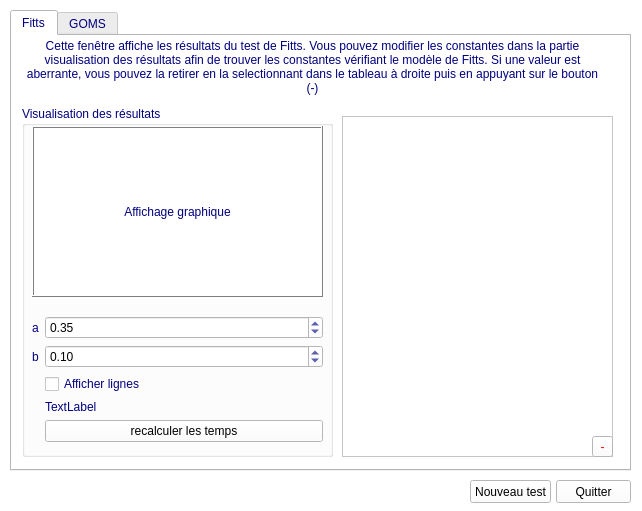
Old version of the form resultswindow.ui in the repository Anthex/GL40.
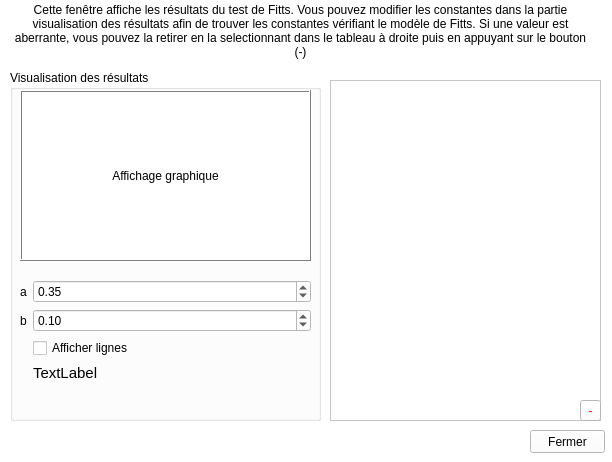
New version of the form. Custom widgets are drawn as their Qt base class.

```diff
--- a/resultswindow.ui
+++ b/resultswindow.ui
@@ -6,8 +6,8 @@
    <rect>
     <x>0</x>
     <y>0</y>
-    <width>642</width>
-    <height>511</height>
+    <width>612</width>
+    <height>462</height>
    </rect>
   </property>
   <property name="palette">
@@ -428,30 +428,110 @@
   <property name="windowTitle">
    <string>Fitts/Keystroke : Résultats</string>
   </property>
-  <widget class="QTabWidget" name="tabWidget">
+  <widget class="QPushButton" name="pushButton">
+   <property name="geometry">
+    <rect>
+     <x>530</x>
+     <y>430</y>
+     <width>75</width>
+     <height>23</height>
+    </rect>
+   </property>
+   <property name="palette">
+    <palette>
+     <active>
+      <colorrole role="WindowText">
+       <brush brushstyle="SolidPattern">
+        <color alpha="255">
+         <red>0</red>
+         <green>0</green>
+         <blue>0</blue>
+        </color>
+       </brush>
+      </colorrole>
+     </active>
+     <inactive>
+      <colorrole role="WindowText">
+       <brush brushstyle="SolidPattern">
+        <color alpha="255">
+         <red>0</red>
+         <green>0</green>
+         <blue>0</blue>
+        </color>
+       </brush>
+      </colorrole>
+     </inactive>
+     <disabled>
+      <colorrole role="WindowText">
+       <brush brushstyle="SolidPattern">
+        <color alpha="255">
+         <red>127</red>
+         <green>127</green>
+         <blue>127</blue>
+        </color>
+       </brush>
+      </colorrole>
+     </disabled>
+    </palette>
+   </property>
+   <property name="text">
+    <string>Fermer</string>
+   </property>
+  </widget>
+  <widget class="QLabel" name="label_5">
    <property name="geometry">
     <rect>
      <x>10</x>
-     <y>10</y>
-     <width>621</width>
-     <height>461</height>
+     <y>0</y>
+     <width>581</width>
+     <height>61</height>
     </rect>
    </property>
-   <property name="currentIndex">
-    <number>0</number>
+   <property name="palette">
+    <palette>
+     <active>
+      <colorrole role="WindowText">
+       <brush brushstyle="SolidPattern">
+        <color alpha="255">
+         <red>0</red>
+         <green>0</green>
+         <blue>0</blue>
+        </color>
+       </brush>
+      </colorrole>
+     </active>
+     <inactive>
+      <colorrole role="WindowText">
+       <brush brushstyle="SolidPattern">
+        <color alpha="255">
+         <red>0</red>
+         <green>0</green>
+         <blue>0</blue>
+        </color>
+       </brush>
+      </colorrole>
+     </inactive>
+     <disabled>
+      <colorrole role="WindowText">
+       <brush brushstyle="SolidPattern">
+        <color alpha="255">
+         <red>127</red>
+         <green>127</green>
+         <blue>127</blue>
+        </color>
+       </brush>
+      </colorrole>
+     </disabled>
+    </palette>
    </property>
-   <widget class="QWidget" name="tab">
-    <attribute name="title">
-     <string>Fitts</string>
-    </attribute>
-    <widget class="QListWidget" name="listWidget">
-     <property name="geometry">
-      <rect>
-       <x>330</x>
-       <y>80</y>
-       <width>271</width>
-       <height>341</height>
-      </rect>
+   <property name="text">
+    <string>Cette fenêtre affiche les résultats du test de Fitts. Vous pouvez modifier les constantes dans la partie visualisation des résultats afin de trouver les constantes vérifiant le modèle de Fitts. Si une valeur est aberrante, vous pouvez la retirer en la selectionnant dans le tableau à droite puis en appuyant sur le bouton (-)</string>
+   </property>
+   <property name="alignment">
+    <set>Qt::AlignCenter</set>
+   </property>
+   <property name="wordWrap">
+    <bool>true</bool>
      </property>
     </widget>
     <widget class="QGroupBox" name="groupBox">
@@ -463,6 +543,43 @@
        <height>351</height>
       </rect>
      </property>
+   <property name="palette">
+    <palette>
+     <active>
+      <colorrole role="WindowText">
+       <brush brushstyle="SolidPattern">
+        <color alpha="255">
+         <red>0</red>
+         <green>0</green>
+         <blue>0</blue>
+        </color>
+       </brush>
+      </colorrole>
+     </active>
+     <inactive>
+      <colorrole role="WindowText">
+       <brush brushstyle="SolidPattern">
+        <color alpha="255">
+         <red>0</red>
+         <green>0</green>
+         <blue>0</blue>
+        </color>
+       </brush>
+      </colorrole>
+     </inactive>
+     <disabled>
+      <colorrole role="WindowText">
+       <brush brushstyle="SolidPattern">
+        <color alpha="255">
+         <red>127</red>
+         <green>127</green>
+         <blue>127</blue>
+        </color>
+       </brush>
+      </colorrole>
+     </disabled>
+    </palette>
+   </property>
      <property name="title">
       <string>Visualisation des résultats</string>
      </property>
@@ -475,6 +592,43 @@
         <height>171</height>
        </rect>
       </property>
+    <property name="palette">
+     <palette>
+      <active>
+       <colorrole role="WindowText">
+        <brush brushstyle="SolidPattern">
+         <color alpha="255">
+          <red>0</red>
+          <green>0</green>
+          <blue>0</blue>
+         </color>
+        </brush>
+       </colorrole>
+      </active>
+      <inactive>
+       <colorrole role="WindowText">
+        <brush brushstyle="SolidPattern">
+         <color alpha="255">
+          <red>0</red>
+          <green>0</green>
+          <blue>0</blue>
+         </color>
+        </brush>
+       </colorrole>
+      </inactive>
+      <disabled>
+       <colorrole role="WindowText">
+        <brush brushstyle="SolidPattern">
+         <color alpha="255">
+          <red>127</red>
+          <green>127</green>
+          <blue>127</blue>
+         </color>
+        </brush>
+       </colorrole>
+      </disabled>
+     </palette>
+    </property>
       <property name="autoFillBackground">
        <bool>true</bool>
       </property>
@@ -503,9 +657,83 @@
         <height>129</height>
        </rect>
       </property>
+    <property name="palette">
+     <palette>
+      <active>
+       <colorrole role="WindowText">
+        <brush brushstyle="SolidPattern">
+         <color alpha="255">
+          <red>0</red>
+          <green>0</green>
+          <blue>0</blue>
+         </color>
+        </brush>
+       </colorrole>
+      </active>
+      <inactive>
+       <colorrole role="WindowText">
+        <brush brushstyle="SolidPattern">
+         <color alpha="255">
+          <red>0</red>
+          <green>0</green>
+          <blue>0</blue>
+         </color>
+        </brush>
+       </colorrole>
+      </inactive>
+      <disabled>
+       <colorrole role="WindowText">
+        <brush brushstyle="SolidPattern">
+         <color alpha="255">
+          <red>127</red>
+          <green>127</green>
+          <blue>127</blue>
+         </color>
+        </brush>
+       </colorrole>
+      </disabled>
+     </palette>
+    </property>
       <layout class="QFormLayout" name="formLayout">
        <item row="1" column="0">
         <widget class="QLabel" name="label_2">
+       <property name="palette">
+        <palette>
+         <active>
+          <colorrole role="WindowText">
+           <brush brushstyle="SolidPattern">
+            <color alpha="255">
+             <red>0</red>
+             <green>0</green>
+             <blue>0</blue>
+            </color>
+           </brush>
+          </colorrole>
+         </active>
+         <inactive>
+          <colorrole role="WindowText">
+           <brush brushstyle="SolidPattern">
+            <color alpha="255">
+             <red>0</red>
+             <green>0</green>
+             <blue>0</blue>
+            </color>
+           </brush>
+          </colorrole>
+         </inactive>
+         <disabled>
+          <colorrole role="WindowText">
+           <brush brushstyle="SolidPattern">
+            <color alpha="255">
+             <red>127</red>
+             <green>127</green>
+             <blue>127</blue>
+            </color>
+           </brush>
+          </colorrole>
+         </disabled>
+        </palette>
+       </property>
          <property name="text">
           <string>a</string>
          </property>
@@ -513,6 +741,43 @@
        </item>
        <item row="1" column="1">
         <widget class="QDoubleSpinBox" name="doubleSpinBox">
+       <property name="palette">
+        <palette>
+         <active>
+          <colorrole role="WindowText">
+           <brush brushstyle="SolidPattern">
+            <color alpha="255">
+             <red>0</red>
+             <green>0</green>
+             <blue>0</blue>
+            </color>
+           </brush>
+          </colorrole>
+         </active>
+         <inactive>
+          <colorrole role="WindowText">
+           <brush brushstyle="SolidPattern">
+            <color alpha="255">
+             <red>0</red>
+             <green>0</green>
+             <blue>0</blue>
+            </color>
+           </brush>
+          </colorrole>
+         </inactive>
+         <disabled>
+          <colorrole role="WindowText">
+           <brush brushstyle="SolidPattern">
+            <color alpha="255">
+             <red>127</red>
+             <green>127</green>
+             <blue>127</blue>
+            </color>
+           </brush>
+          </colorrole>
+         </disabled>
+        </palette>
+       </property>
          <property name="singleStep">
           <double>0.100000000000000</double>
          </property>
@@ -523,6 +788,43 @@
        </item>
        <item row="2" column="0">
         <widget class="QLabel" name="label_3">
+       <property name="palette">
+        <palette>
+         <active>
+          <colorrole role="WindowText">
+           <brush brushstyle="SolidPattern">
+            <color alpha="255">
+             <red>0</red>
+             <green>0</green>
+             <blue>0</blue>
+            </color>
+           </brush>
+          </colorrole>
+         </active>
+         <inactive>
+          <colorrole role="WindowText">
+           <brush brushstyle="SolidPattern">
+            <color alpha="255">
+             <red>0</red>
+             <green>0</green>
+             <blue>0</blue>
+            </color>
+           </brush>
+          </colorrole>
+         </inactive>
+         <disabled>
+          <colorrole role="WindowText">
+           <brush brushstyle="SolidPattern">
+            <color alpha="255">
+             <red>127</red>
+             <green>127</green>
+             <blue>127</blue>
+            </color>
+           </brush>
+          </colorrole>
+         </disabled>
+        </palette>
+       </property>
          <property name="text">
           <string>b</string>
          </property>
@@ -530,6 +832,43 @@
        </item>
        <item row="2" column="1">
         <widget class="QDoubleSpinBox" name="doubleSpinBox_2">
+       <property name="palette">
+        <palette>
+         <active>
+          <colorrole role="WindowText">
+           <brush brushstyle="SolidPattern">
+            <color alpha="255">
+             <red>0</red>
+             <green>0</green>
+             <blue>0</blue>
+            </color>
+           </brush>
+          </colorrole>
+         </active>
+         <inactive>
+          <colorrole role="WindowText">
+           <brush brushstyle="SolidPattern">
+            <color alpha="255">
+             <red>0</red>
+             <green>0</green>
+             <blue>0</blue>
+            </color>
+           </brush>
+          </colorrole>
+         </inactive>
+         <disabled>
+          <colorrole role="WindowText">
+           <brush brushstyle="SolidPattern">
+            <color alpha="255">
+             <red>127</red>
+             <green>127</green>
+             <blue>127</blue>
+            </color>
+           </brush>
+          </colorrole>
+         </disabled>
+        </palette>
+       </property>
          <property name="singleStep">
           <double>0.100000000000000</double>
          </property>
@@ -538,30 +877,149 @@
          </property>
         </widget>
        </item>
-       <item row="4" column="1">
-        <widget class="QLabel" name="label">
-         <property name="text">
-          <string>TextLabel</string>
-         </property>
-        </widget>
-       </item>
-       <item row="5" column="1">
-        <widget class="QPushButton" name="pushButton_3">
-         <property name="text">
-          <string>recalculer les temps</string>
-         </property>
-        </widget>
-       </item>
        <item row="3" column="1">
         <widget class="QCheckBox" name="checkBox">
+       <property name="palette">
+        <palette>
+         <active>
+          <colorrole role="WindowText">
+           <brush brushstyle="SolidPattern">
+            <color alpha="255">
+             <red>0</red>
+             <green>0</green>
+             <blue>0</blue>
+            </color>
+           </brush>
+          </colorrole>
+         </active>
+         <inactive>
+          <colorrole role="WindowText">
+           <brush brushstyle="SolidPattern">
+            <color alpha="255">
+             <red>0</red>
+             <green>0</green>
+             <blue>0</blue>
+            </color>
+           </brush>
+          </colorrole>
+         </inactive>
+         <disabled>
+          <colorrole role="WindowText">
+           <brush brushstyle="SolidPattern">
+            <color alpha="255">
+             <red>127</red>
+             <green>127</green>
+             <blue>127</blue>
+            </color>
+           </brush>
+          </colorrole>
+         </disabled>
+        </palette>
+       </property>
          <property name="text">
           <string>Afficher lignes</string>
          </property>
         </widget>
        </item>
+     <item row="4" column="1">
+      <widget class="QLabel" name="label">
+       <property name="palette">
+        <palette>
+         <active>
+          <colorrole role="WindowText">
+           <brush brushstyle="SolidPattern">
+            <color alpha="255">
+             <red>0</red>
+             <green>0</green>
+             <blue>0</blue>
+            </color>
+           </brush>
+          </colorrole>
+         </active>
+         <inactive>
+          <colorrole role="WindowText">
+           <brush brushstyle="SolidPattern">
+            <color alpha="255">
+             <red>0</red>
+             <green>0</green>
+             <blue>0</blue>
+            </color>
+           </brush>
+          </colorrole>
+         </inactive>
+         <disabled>
+          <colorrole role="WindowText">
+           <brush brushstyle="SolidPattern">
+            <color alpha="255">
+             <red>127</red>
+             <green>127</green>
+             <blue>127</blue>
+            </color>
+           </brush>
+          </colorrole>
+         </disabled>
+        </palette>
+       </property>
+       <property name="font">
+        <font>
+         <pointsize>11</pointsize>
+        </font>
+       </property>
+       <property name="text">
+        <string>TextLabel</string>
+       </property>
+      </widget>
+     </item>
       </layout>
      </widget>
     </widget>
+  <widget class="QListWidget" name="listWidget">
+   <property name="geometry">
+    <rect>
+     <x>330</x>
+     <y>80</y>
+     <width>271</width>
+     <height>341</height>
+    </rect>
+   </property>
+   <property name="palette">
+    <palette>
+     <active>
+      <colorrole role="WindowText">
+       <brush brushstyle="SolidPattern">
+        <color alpha="255">
+         <red>0</red>
+         <green>0</green>
+         <blue>0</blue>
+        </color>
+       </brush>
+      </colorrole>
+     </active>
+     <inactive>
+      <colorrole role="WindowText">
+       <brush brushstyle="SolidPattern">
+        <color alpha="255">
+         <red>0</red>
+         <green>0</green>
+         <blue>0</blue>
+        </color>
+       </brush>
+      </colorrole>
+     </inactive>
+     <disabled>
+      <colorrole role="WindowText">
+       <brush brushstyle="SolidPattern">
+        <color alpha="255">
+         <red>127</red>
+         <green>127</green>
+         <blue>127</blue>
+        </color>
+       </brush>
+      </colorrole>
+     </disabled>
+    </palette>
+   </property>
+  </widget>
     <widget class="QToolButton" name="toolButton">
      <property name="geometry">
       <rect>
@@ -579,7 +1037,7 @@
           <color alpha="255">
            <red>0</red>
            <green>0</green>
-           <blue>127</blue>
+         <blue>0</blue>
           </color>
          </brush>
         </colorrole>
@@ -644,7 +1102,7 @@
           <color alpha="255">
            <red>0</red>
            <green>0</green>
-           <blue>127</blue>
+         <blue>0</blue>
           </color>
          </brush>
         </colorrole>
@@ -707,9 +1165,9 @@
         <colorrole role="WindowText">
          <brush brushstyle="SolidPattern">
           <color alpha="255">
-           <red>255</red>
-           <green>255</green>
-           <blue>255</blue>
+         <red>127</red>
+         <green>127</green>
+         <blue>127</blue>
           </color>
          </brush>
         </colorrole>
@@ -774,58 +1232,6 @@
       <string>-</string>
      </property>
     </widget>
-    <widget class="QLabel" name="label_5">
-     <property name="geometry">
-      <rect>
-       <x>10</x>
-       <y>0</y>
-       <width>581</width>
-       <height>61</height>
-      </rect>
-     </property>
-     <property name="text">
-      <string>Cette fenêtre affiche les résultats du test de Fitts. Vous pouvez modifier les constantes dans la partie visualisation des résultats afin de trouver les constantes vérifiant le modèle de Fitts. Si une valeur est aberrante, vous pouvez la retirer en la selectionnant dans le tableau à droite puis en appuyant sur le bouton (-)</string>
-     </property>
-     <property name="alignment">
-      <set>Qt::AlignCenter</set>
-     </property>
-     <property name="wordWrap">
-      <bool>true</bool>
-     </property>
-    </widget>
-   </widget>
-   <widget class="QWidget" name="tab_2">
-    <attribute name="title">
-     <string>GOMS</string>
-    </attribute>
-   </widget>
-  </widget>
-  <widget class="QPushButton" name="pushButton">
-   <property name="geometry">
-    <rect>
-     <x>556</x>
-     <y>480</y>
-     <width>75</width>
-     <height>23</height>
-    </rect>
-   </property>
-   <property name="text">
-    <string>Quitter</string>
-   </property>
-  </widget>
-  <widget class="QPushButton" name="pushButton_2">
-   <property name="geometry">
-    <rect>
-     <x>470</x>
-     <y>480</y>
-     <width>81</width>
-     <height>23</height>
-    </rect>
-   </property>
-   <property name="text">
-    <string>Nouveau test</string>
-   </property>
-  </widget>
  </widget>
  <customwidgets>
   <customwidget>
```
Left out of the diff: 6 changed lines with no effect on the pictures. Lines whose indentation alone changed are shown as unchanged.
